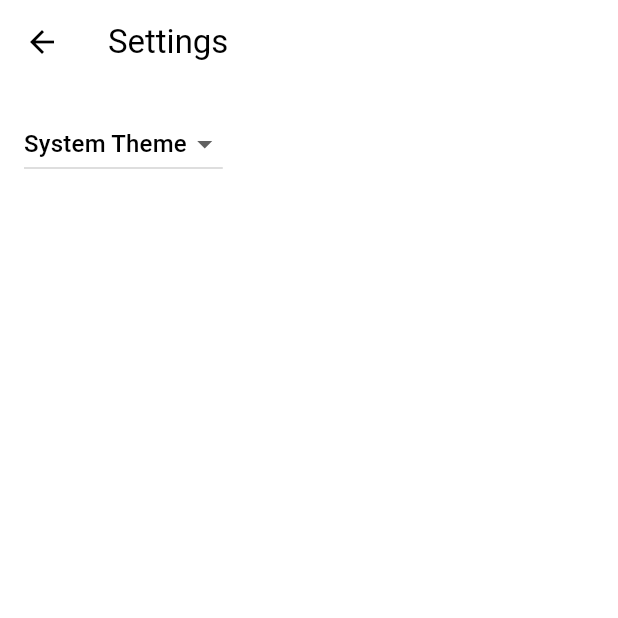
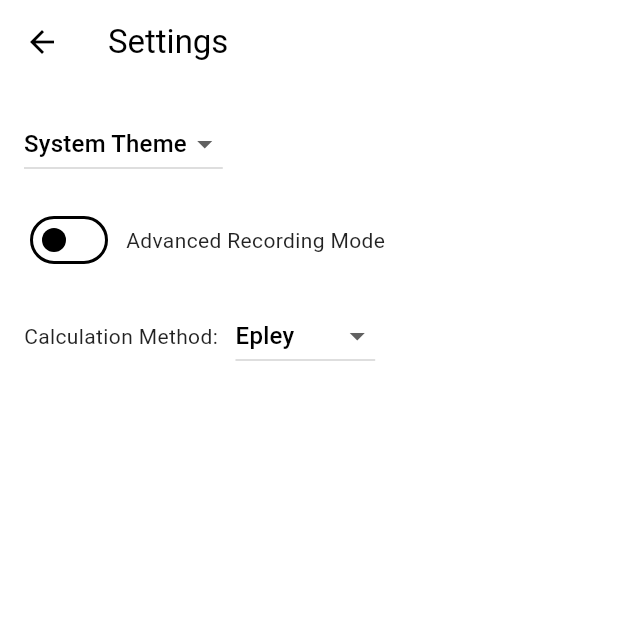
Before and after one commit to jpatch22/rpe_strength, a Flutter app: the screen it shows after launch, after a tap on the "settings" icon, on a phone screen of 412 x 824 dp, the top half of it. Run offline on Flutter 3.47's test engine with Material 3 defaults, Android fonts, the phone set to English and light mode, and no system bars; our stand-ins replace firebase_core, hive, hive_flutter, shared_preferences, syncfusion_flutter_charts; missing offline and left inert: fuzzy; accounts and stored records are empty.

Commit message:
Shared pref saving

```diff
--- a/lib/src/providers/method_provider.dart
+++ b/lib/src/providers/method_provider.dart
@@ -1,11 +1,30 @@
 import 'package:flutter/material.dart';
+import 'package:shared_preferences/shared_preferences.dart';
 
 class MethodProvider with ChangeNotifier {
+  static const String _selectedMethodKey = 'selected_method';
   String _selectedMethod = "Epley";
+
   String get selectedMethod => _selectedMethod;
+
+  MethodProvider() {
+    _loadSelectedMethod();
+  }
 
   void setSelectedMethod(String method) {
     _selectedMethod = method;
+    _saveSelectedMethod(method);
+    notifyListeners();
+  }
+
+  Future<void> _saveSelectedMethod(String method) async {
+    final prefs = await SharedPreferences.getInstance();
+    await prefs.setString(_selectedMethodKey, method);
+  }
+
+  Future<void> _loadSelectedMethod() async {
+    final prefs = await SharedPreferences.getInstance();
+    _selectedMethod = prefs.getString(_selectedMethodKey) ?? "Epley";
     notifyListeners();
   }
 }
--- a/lib/src/settings/settings_service.dart
+++ b/lib/src/settings/settings_service.dart
@@ -1,17 +1,31 @@
 import 'package:flutter/material.dart';
+import 'package:shared_preferences/shared_preferences.dart';
 
 /// A service that stores and retrieves user settings.
 ///
-/// By default, this class does not persist user settings. If you'd like to
-/// persist the user settings locally, use the shared_preferences package. If
-/// you'd like to store settings on a web server, use the http package.
+/// By default, this class persists user settings locally using the
+/// shared_preferences package.
 class SettingsService {
-  /// Loads the User's preferred ThemeMode from local or remote storage.
-  Future<ThemeMode> themeMode() async => ThemeMode.system;
+  static const String _themeModeKey = 'theme_mode';
 
-  /// Persists the user's preferred ThemeMode to local or remote storage.
+  /// Loads the User's preferred ThemeMode from local storage.
+  Future<ThemeMode> themeMode() async {
+    final prefs = await SharedPreferences.getInstance();
+    final themeModeString = prefs.getString(_themeModeKey);
+
+    if (themeModeString == null) {
+      return ThemeMode.system;
+    }
+
+    return ThemeMode.values.firstWhere(
+      (mode) => mode.toString() == themeModeString,
+      orElse: () => ThemeMode.system,
+    );
+  }
+
+  /// Persists the user's preferred ThemeMode to local storage.
   Future<void> updateThemeMode(ThemeMode theme) async {
-    // Use the shared_preferences package to persist settings locally or the
-    // http package to persist settings over the network.
+    final prefs = await SharedPreferences.getInstance();
+    await prefs.setString(_themeModeKey, theme.toString());
   }
 }
--- a/lib/src/settings/settings_view.dart
+++ b/lib/src/settings/settings_view.dart
@@ -1,5 +1,8 @@
 import 'package:flutter/material.dart';
-
+import 'package:provider/provider.dart';
+import 'package:rpe_strength/src/Utils/Util.dart';
+import 'package:rpe_strength/src/providers/advanced_mode_provider.dart';
+import 'package:rpe_strength/src/providers/method_provider.dart';
 import 'settings_controller.dart';
 
 /// Displays the various settings that can be customized by the user.
@@ -21,14 +24,12 @@ class SettingsView extends StatelessWidget {
       ),
       body: Padding(
         padding: const EdgeInsets.all(16),
-        // Glue the SettingsController to the theme selection DropdownButton.
-        //
-        // When a user selects a theme from the dropdown list, the
-        // SettingsController is updated, which rebuilds the MaterialApp.
-        child: DropdownButton<ThemeMode>(
-          // Read the selected themeMode from the controller
+        child: Column(
+          crossAxisAlignment: CrossAxisAlignment.start,
+          children: [
+            // Theme selection dropdown
+            DropdownButton<ThemeMode>(
               value: controller.themeMode,
-          // Call the updateThemeMode method any time the user selects a theme.
               onChanged: controller.updateThemeMode,
               items: const [
                 DropdownMenuItem(
@@ -42,7 +43,53 @@ class SettingsView extends StatelessWidget {
                 DropdownMenuItem(
                   value: ThemeMode.dark,
                   child: Text('Dark Theme'),
-            )
+                ),
+              ],
+            ),
+            const SizedBox(height: 16),
+            // Toggle for advanced recording mode
+            Consumer<AdvancedModeProvider>(
+              builder: (context, advancedModeProvider, child) {
+                return Row(
+                  children: [
+                    Switch(
+                      value: advancedModeProvider.showAdvanced,
+                      onChanged: (value) {
+                        advancedModeProvider.setAdvancedMode(value);
+                      },
+                    ),
+                    const SizedBox(width: 8),
+                    const Text('Advanced Recording Mode'),
+                  ],
+                );
+              },
+            ),
+            const SizedBox(height: 16),
+            // Dropdown for method selection with a label
+            Consumer<MethodProvider>(
+              builder: (context, methodProvider, child) {
+                return Row(
+                  children: [
+                    const Text('Calculation Method: '),
+                    const SizedBox(width: 8),
+                    DropdownButton<String>(
+                      value: methodProvider.selectedMethod,
+                      onChanged: (String? newValue) {
+                        if (newValue != null) {
+                          methodProvider.setSelectedMethod(newValue);
+                        }
+                      },
+                      items: Util.calculationMethods.map<DropdownMenuItem<String>>((String method) {
+                        return DropdownMenuItem<String>(
+                          value: method,
+                          child: Text(method),
+                        );
+                      }).toList(),
+                    ),
+                  ],
+                );
+              },
+            ),
           ],
         ),
       ),
--- a/pubspec.yaml
+++ b/pubspec.yaml
@@ -26,6 +26,7 @@ dependencies:
   fuzzy: ^0.5.1
   syncfusion_flutter_charts: ^20.2.46
   provider: ^6.0.0
+  shared_preferences: ^2.0.6
 
 dev_dependencies:
   flutter_test:
```
Also changed, not shown: lib/src/providers/advanced_mode_provider.dart (+19 -0 lines), pubspec.lock, 2 other files. Lines whose indentation alone changed are shown as unchanged.
